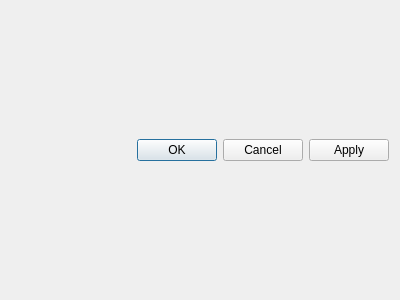
Old version of the form src/graphicseditor/tool/graphicslinetooldialog.ui in the repository chgans/LibreEDA.
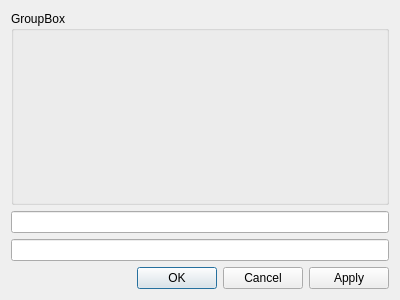
New version of the form.

Diff of the .ui file:
```diff
--- a/src/graphicseditor/tool/graphicslinetooldialog.ui
+++ b/src/graphicseditor/tool/graphicslinetooldialog.ui
@@ -14,7 +14,7 @@
    <string>Dialog</string>
   </property>
   <layout class="QGridLayout" name="gridLayout">
-   <item row="0" column="0">
+   <item row="3" column="0">
     <widget class="QDialogButtonBox" name="buttonBox">
      <property name="orientation">
       <enum>Qt::Horizontal</enum>
@@ -24,6 +24,19 @@
      </property>
     </widget>
    </item>
+   <item row="1" column="0">
+    <widget class="QLineEdit" name="lineEdit"/>
+   </item>
+   <item row="2" column="0">
+    <widget class="QLineEdit" name="lineEdit_2"/>
+   </item>
+   <item row="0" column="0">
+    <widget class="QGroupBox" name="groupBox">
+     <property name="title">
+      <string>GroupBox</string>
+     </property>
+    </widget>
+   </item>
   </layout>
  </widget>
  <resources/>
```
